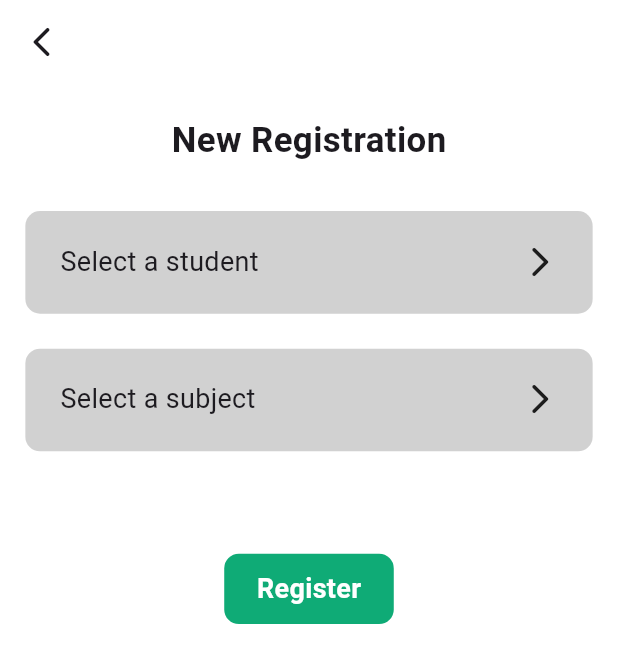
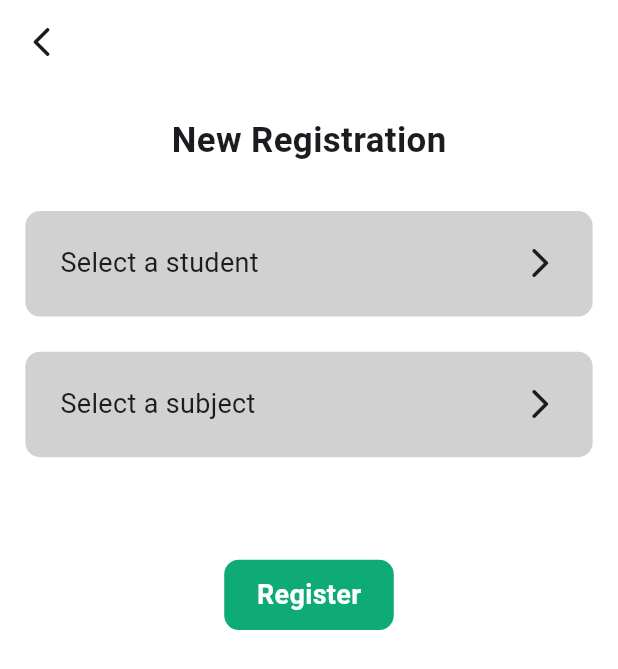
Before and after one commit to sivaprasadnk/school_app, a Flutter app: the RegnScreen screen opened directly, after a tap on "New Registration", on a phone screen of 412 x 824 dp. Shown: the top 669 px of the screen. Run offline on Flutter 3.47's test engine with Material 3 defaults, Android fonts, the phone set to English and light mode, and no system bars; our stand-ins replace flutter_riverpod, flutter_screenutil; network calls fail.

Commit message:
ui corrections

```diff
--- a/lib/presentation/screen/class_list/class_list_screen.dart
+++ b/lib/presentation/screen/class_list/class_list_screen.dart
@@ -96,7 +96,7 @@ class ClassListScreen extends ConsumerWidget {
                                 Text(
                                   item.layout.toTitleCase(),
                                   style: TextStyle(
-                                    fontSize: 13.sp,
+                                    fontSize: 12.sp,
                                   ),
                                 )
                               ],
@@ -114,7 +114,7 @@ class ClassListScreen extends ConsumerWidget {
                                 Text(
                                   "Seats",
                                   style: TextStyle(
-                                    fontSize: 13.sp,
+                                    fontSize: 12.sp,
                                   ),
                                 )
                               ],
--- a/lib/presentation/screen/widgets/grey_container.dart
+++ b/lib/presentation/screen/widgets/grey_container.dart
@@ -14,7 +14,7 @@ class GreyContainer extends StatelessWidget {
   @override
   Widget build(BuildContext context) {
     return Container(
-      height: height.h,
+      height: height.h + 2.h,
       margin: EdgeInsets.only(bottom: 16.h, left: 16.w, right: 16.w),
       padding: EdgeInsets.only(
         left: 22.w,
--- a/pubspec.yaml
+++ b/pubspec.yaml
@@ -1,5 +1,5 @@
 name: school_app
-description: "A new Flutter project."
+description: "A School app project."
 # The following line prevents the package from being accidentally published to
 # pub.dev using `flutter pub publish`. This is preferred for private packages.
 publish_to: 'none' # Remove this line if you wish to publish to pub.dev
```
Also changed, not shown: assets/images/chair.png (added), assets/images/char2.png (added), assets/images/grid.png (added), assets/images/menu.png (added), 2 other files.
